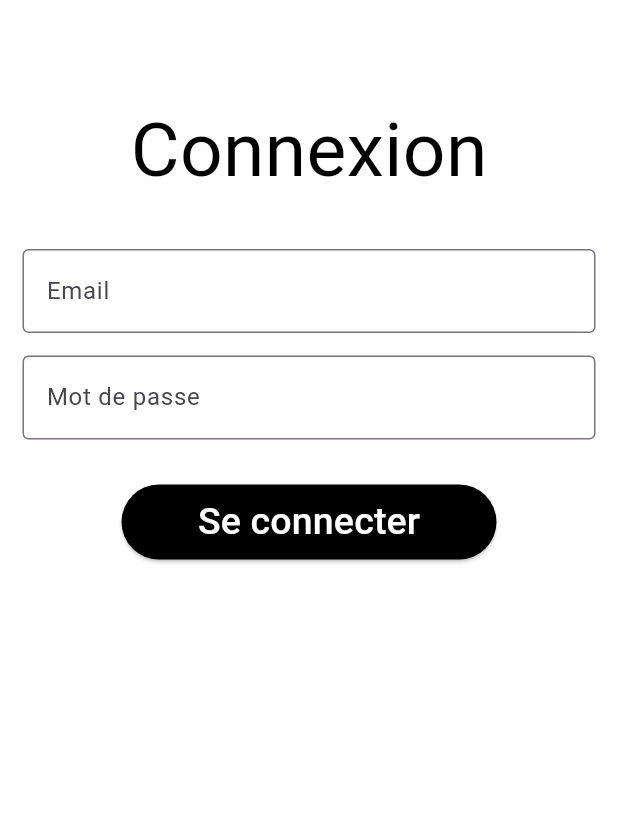
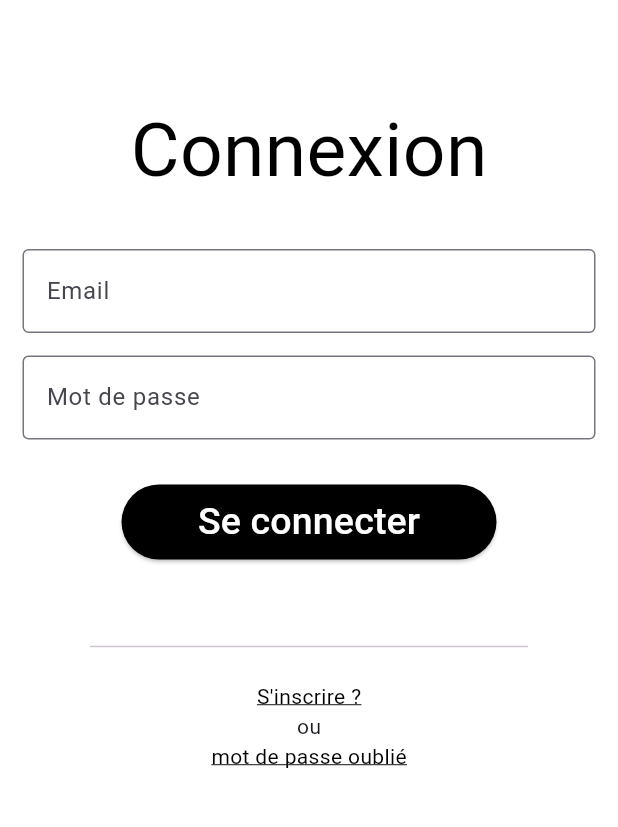
Before and after one commit to SullivanGDR/GDSportFlutter, a Flutter app: the Connexion screen opened by its route, after a tap on "Se connecter", on a phone screen of 412 x 824 dp, the part 63-890 px from its top. Run offline on Flutter 3.47's test engine with Material 3 defaults, Android fonts, the phone set to English and light mode, and no system bars; our stand-ins replace carousel_slider, flutter_secure_storage, google_fonts, shimmer; accounts and stored records are empty; network calls fail.

Commit message:
système de connexion fini

```diff
--- a/lib/connexion.dart
+++ b/lib/connexion.dart
@@ -1,8 +1,14 @@
+import 'dart:convert';
+
 import 'package:flutter/material.dart';
 import 'package:gdsport_flutter/fonctions/login_API.dart';
 import 'package:gdsport_flutter/widgets/navbar.dart';
+import 'package:flutter_secure_storage/flutter_secure_storage.dart';
+import '../class/user.dart';
 
-// Déclarez les contrôleurs en dehors de la classe _ConnexionState
+AndroidOptions _getAndroidOptions() => const AndroidOptions(
+  encryptedSharedPreferences: true,
+);
 TextEditingController _passwordController = TextEditingController();
 TextEditingController _emailController = TextEditingController();
 
@@ -14,9 +20,12 @@ class Connexion extends StatefulWidget {
 }
 
 class _ConnexionState extends State<Connexion> {
-  void connexion(email, mdp) async {
-    await login(email, mdp);
-    setState(() {});
+
+  final storage = FlutterSecureStorage(aOptions: _getAndroidOptions());
+
+  Future<User?> connexion(email, mdp) async {
+    var rep =await login(email, mdp);
+    return rep;
   }
 
   @override
@@ -61,10 +70,21 @@ class _ConnexionState extends State<Connexion> {
                 style: ButtonStyle(
                   backgroundColor: MaterialStateProperty.all<Color>(Colors.black),
                 ),
-                onPressed: () {
+                onPressed: () async{
                   String password = _passwordController.text;
                   String email = _emailController.text;
-                  connexion(email,password);
+                  User? res = await connexion(email,password);
+                  if(res==null){
+                    ScaffoldMessenger.of(context).showSnackBar(
+                      const SnackBar(content: Text('Erreur lors de la connexion')),
+                    );
+                  }else{
+                    await storage.write(key: "userData", value: jsonEncode(res.toJson()));
+                    ScaffoldMessenger.of(context).showSnackBar(
+                      const SnackBar(content: Text('Vous êtes connecter')),
+                    );
+                    Navigator.popAndPushNamed(context, '/accueil');
+                  }
                 },
                 child: const Text(
                   'Se connecter',
@@ -72,7 +92,42 @@ class _ConnexionState extends State<Connexion> {
                 ),
               ),
             ),
-            // Le reste de votre code...
+            SizedBox(
+              height: 50,
+            ),
+            Padding(padding: EdgeInsets.symmetric(horizontal: 60),child: Divider(),),
+            Padding(padding: EdgeInsets.only(top: 15)),
+            Container(alignment: Alignment.bottomCenter ,child:
+            Column(children: [
+              GestureDetector(
+                onTap: () {
+                  Navigator.popAndPushNamed(context, '/register');
+                },
+                child: Text(
+                  "S'inscrire ?",
+                  style: TextStyle(
+                    color: Colors.black, // Couleur du texte
+                    decoration: TextDecoration.underline, // Soulignement du texte
+                  ),
+                ),
+              ),
+              Text('ou'),
+              GestureDetector(
+                onTap: () {
+                  // Action à effectuer lorsque le texte est cliqué
+                  // Par exemple, naviguer vers une autre page pour créer un compte
+                },
+                child: Text(
+                  'mot de passe oublié',
+                  style: TextStyle(
+                    color: Colors.black, // Couleur du texte
+                    decoration: TextDecoration.underline, // Soulignement du texte
+                  ),
+                ),
+              )
+            ],
+            ),
+            )
           ],
         ),
       ),
--- a/lib/fonctions/login_API.dart
+++ b/lib/fonctions/login_API.dart
@@ -21,8 +21,7 @@ Future<User?> login(email,mdp) async {
 
   if (response.statusCode == 200) {
     final Map<String, dynamic> data = json.decode(response.body);
-    print(data["token"]);
-    var  user = User(data["data"]["id"], data["token"], data["data"]["prenom"], data["data"]["nom"], [], []);
+    var  user = User(data["data"]["id"],data["data"]["email"], data["token"], data["data"]["prenom"], data["data"]["nom"],data["data"]["adresse"],data["data"]["ville"],data["data"]["codePostal"],);
     return user;
   }else {
     print("Error: ${response.statusCode} - ${response.reasonPhrase}");
--- a/lib/main.dart
+++ b/lib/main.dart
@@ -20,6 +20,7 @@ class MyApp extends StatelessWidget {
       ),
       home: const MyHomePage(),
       routes: <String, WidgetBuilder>{
+        '/accueil': (BuildContext context) => const MyHomePage(),
         '/connexion': (BuildContext context) => const Connexion(),
         '/catalogue': (BuildContext context) => const Catalogue(),
         '/register': (BuildContext context) => const Register(),
--- a/lib/register.dart
+++ b/lib/register.dart
@@ -70,7 +70,7 @@ class _RegisterState extends State<Register> {
                       controller: _nomController,
                       decoration: InputDecoration(
                           border: OutlineInputBorder(),
-                          labelText: 'Nom (*)'
+                          labelText: 'Nom'
                       ),
                     ),
                   ),
@@ -80,7 +80,7 @@ class _RegisterState extends State<Register> {
                       controller: _prenomController,
                       decoration: InputDecoration(
                           border: OutlineInputBorder(),
-                          labelText: 'Prenom (*)'
+                          labelText: 'Prenom'
                       ),
                     ),
                   ),
--- a/pubspec.yaml
+++ b/pubspec.yaml
@@ -38,6 +38,7 @@ dependencies:
   # The following adds the Cupertino Icons font to your application.
   # Use with the CupertinoIcons class for iOS style icons.
   cupertino_icons: ^1.0.2
+  flutter_secure_storage: ^9.0.0
 
 dev_dependencies:
   flutter_test:
```
Also changed, not shown: lib/class/user.dart (+38 -10 lines), 4 other files.
